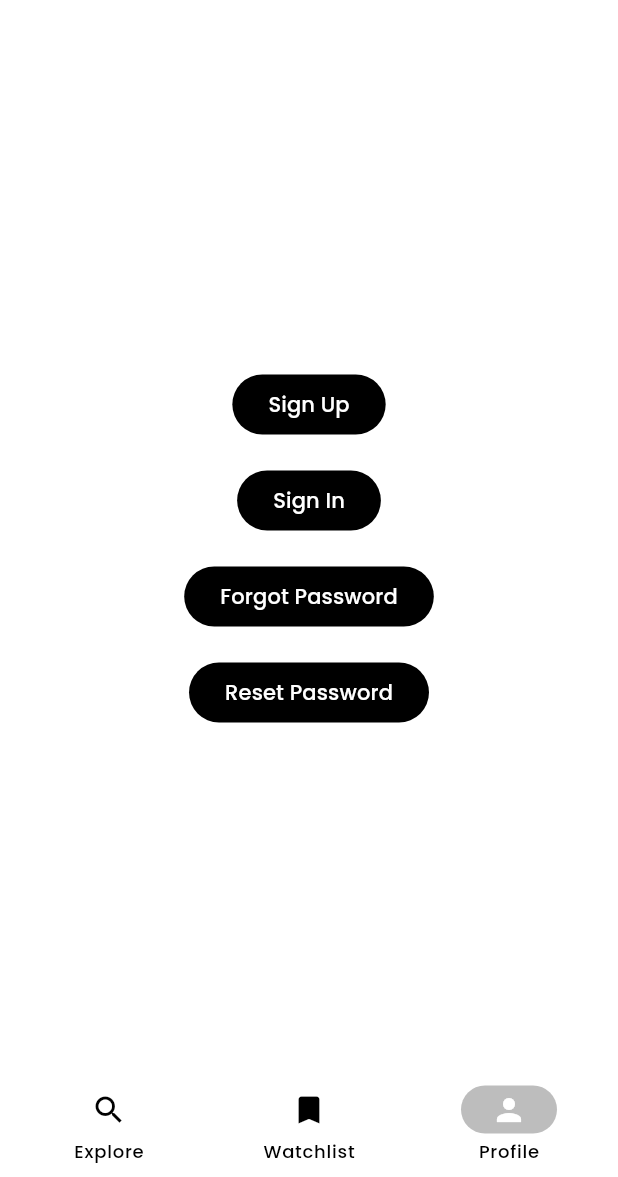
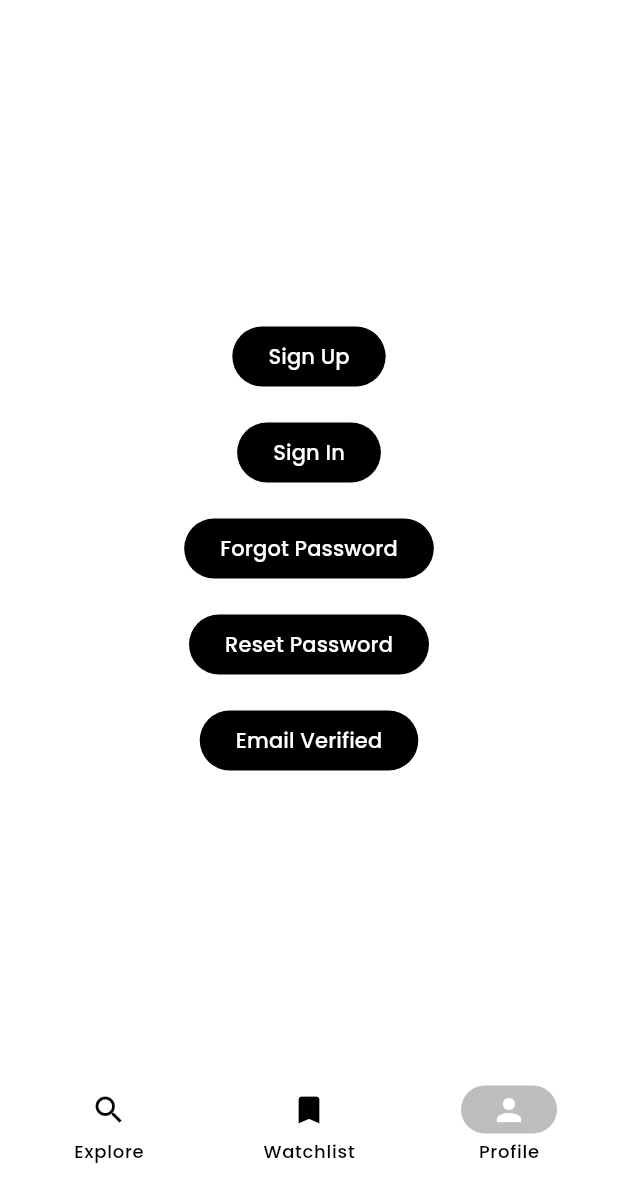
Before and after one commit to joengelena/aurae-beauty-app, a Flutter app: the ProfilePage screen opened by its route, on a phone screen of 412 x 824 dp, the part 59-1236 px from its top. Run offline on Flutter 3.47's test engine with Material 3 defaults, Android fonts, the phone set to English and light mode, and no system bars; our stand-ins replace go_router, smooth_page_indicator; network calls fail.

Commit message:
Add email verified page

```diff
--- a/lib/app_router.dart
+++ b/lib/app_router.dart
@@ -1,5 +1,6 @@
 import 'package:flutter/material.dart';
 import 'package:go_router/go_router.dart';
+import 'package:motorix_app/presentation/pages/profile/email_verified_page.dart';
 import 'package:motorix_app/presentation/pages/profile/forgot_password_page.dart';
 import 'package:motorix_app/presentation/pages/listing_detail_page.dart';
 import 'package:motorix_app/presentation/pages/listings_page.dart';
@@ -82,6 +83,13 @@ final GoRouter appRouter = GoRouter(
                 return NoTransitionPage(child: ResetPasswordPage());
               },
             ),
+            GoRoute(
+              path: '/email-verified',
+              parentNavigatorKey: _shellNavigatorKey,
+              pageBuilder: (context, state) {
+                return NoTransitionPage(child: EmailVerifiedPage());
+              },
+            ),
           ],
         ),
       ],
--- a/lib/presentation/pages/profile/profile_page.dart
+++ b/lib/presentation/pages/profile/profile_page.dart
@@ -35,6 +35,12 @@ class ProfilePage extends StatelessWidget {
           },
           child: Text('Reset Password'),
         ),
+        FilledButton(
+          onPressed: () {
+            context.go('/profile/email-verified');
+          },
+          child: Text('Email Verified'),
+        ),
       ],
     );
   }
```
Also changed, not shown: lib/presentation/pages/profile/email_verified_page.dart (added, +50 -0 lines).
